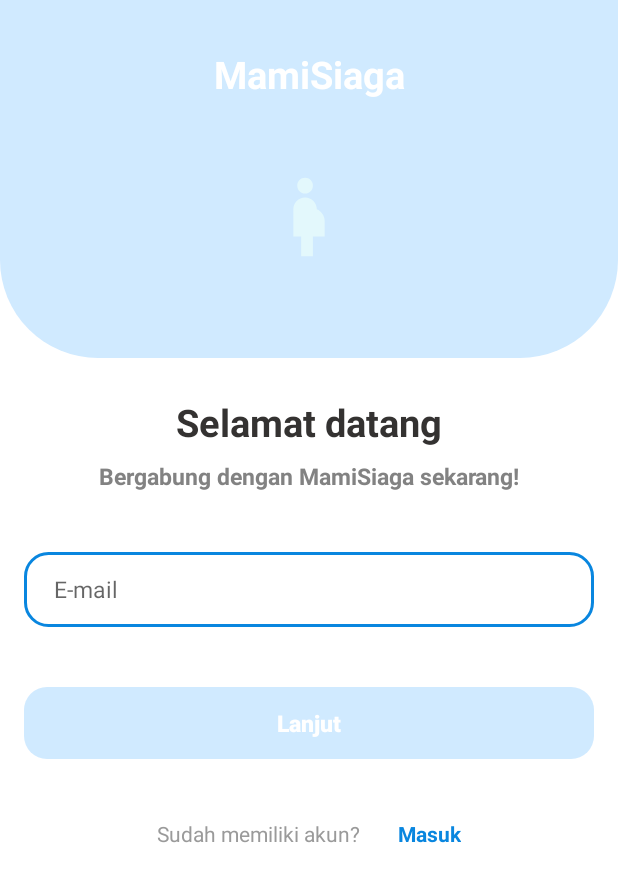
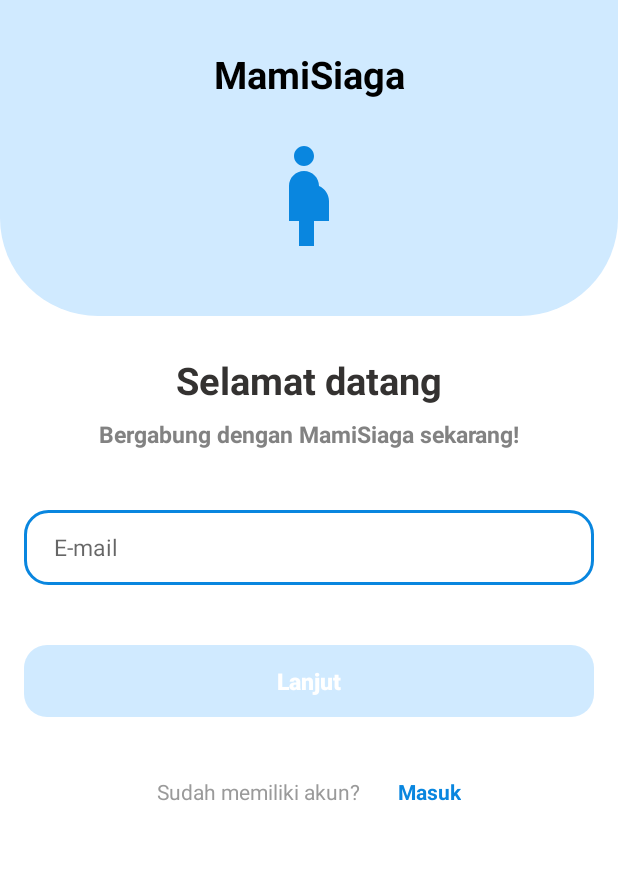
Before and after one commit to MamiSiaga/App, an Android app: the screen it shows after launch (DaftarActivity), on a phone screen of 412 x 824 dp. Shown: the top 882 px of the screen. Run offline under Robolectric (Android 15) with nearby library versions, the phone set to English and light mode, and no system bars.

```diff
--- a/app/src/main/java/com/mamisiaga/ui/MasukActivity.kt
+++ b/app/src/main/java/com/mamisiaga/ui/MasukActivity.kt
@@ -197,6 +197,6 @@ class MasukActivity : AppCompatActivity(), View.OnClickListener {
 
     private fun showFailure(error: String) = when (error) {
         "No Internet Connection" -> getString(R.string.gagal_merespon_permintaan)
-        else -> "Email atau kata sandi salah."
+        else -> getString(R.string.email_atau_kata_sandi_salah)
     }
 }
--- /dev/null
+++ b/app/src/main/res/drawable/ic_icon_blue_200.xml
@@ -0,0 +1,5 @@
+<vector android:height="30dp" android:tint="#0986DF"
+    android:viewportHeight="24" android:viewportWidth="24"
+    android:width="30dp" xmlns:android="http://schemas.android.com/apk/res/android">
+    <path android:fillColor="@android:color/white" android:pathData="M9,4c0,-1.11 0.89,-2 2,-2s2,0.89 2,2s-0.89,2 -2,2S9,5.11 9,4zM16,13c-0.01,-1.34 -0.83,-2.51 -2,-3c0,-1.66 -1.34,-3 -3,-3s-3,1.34 -3,3v7h2v5h3v-5h3V13z"/>
+</vector>
--- a/app/src/main/res/layout/activity_daftar.xml
+++ b/app/src/main/res/layout/activity_daftar.xml
@@ -32,17 +32,16 @@
                 android:layout_height="wrap_content"
                 android:layout_marginTop="32dp"
                 android:text="@string/app_name"
-                android:textColor="@color/white"
                 app:layout_constraintEnd_toEndOf="parent"
                 app:layout_constraintStart_toStartOf="parent"
                 app:layout_constraintTop_toTopOf="parent" />
 
             <ImageView
                 android:id="@+id/imageview_gambar"
-                android:layout_width="wrap_content"
-                android:layout_height="wrap_content"
+                android:layout_width="80dp"
+                android:layout_height="80dp"
                 android:layout_marginTop="24dp"
-                android:src="@drawable/ic_launcher_foreground"
+                android:src="@drawable/ic_icon_blue_200"
                 app:layout_constraintEnd_toEndOf="parent"
                 app:layout_constraintStart_toStartOf="parent"
                 app:layout_constraintTop_toBottomOf="@+id/textview_selamat_datang" />
--- a/app/src/main/res/values/strings.xml
+++ b/app/src/main/res/values/strings.xml
@@ -135,6 +135,7 @@
     <string name="status">Status</string>
     <string name="ambil_gambar">Ambil gambar</string>
     <string name="pendaftaran_berhasil">Pendaftaran berhasil.</string>
+    <string name="email_atau_kata_sandi_salah">Email atau kata sandi salah.</string>
     <string-array name="kontrol_kehamilan_sekarang_mulai_array">
         <item>Detail kontrol kehamilan</item>
         <item>Buat jadwal</item>
```
Also changed, not shown: app/src/main/java/com/mamisiaga/ui/DaftarLanjutanActivity.kt (+13 -10 lines), app/src/main/res/layout/activity_masuk.xml (+3 -4 lines).
